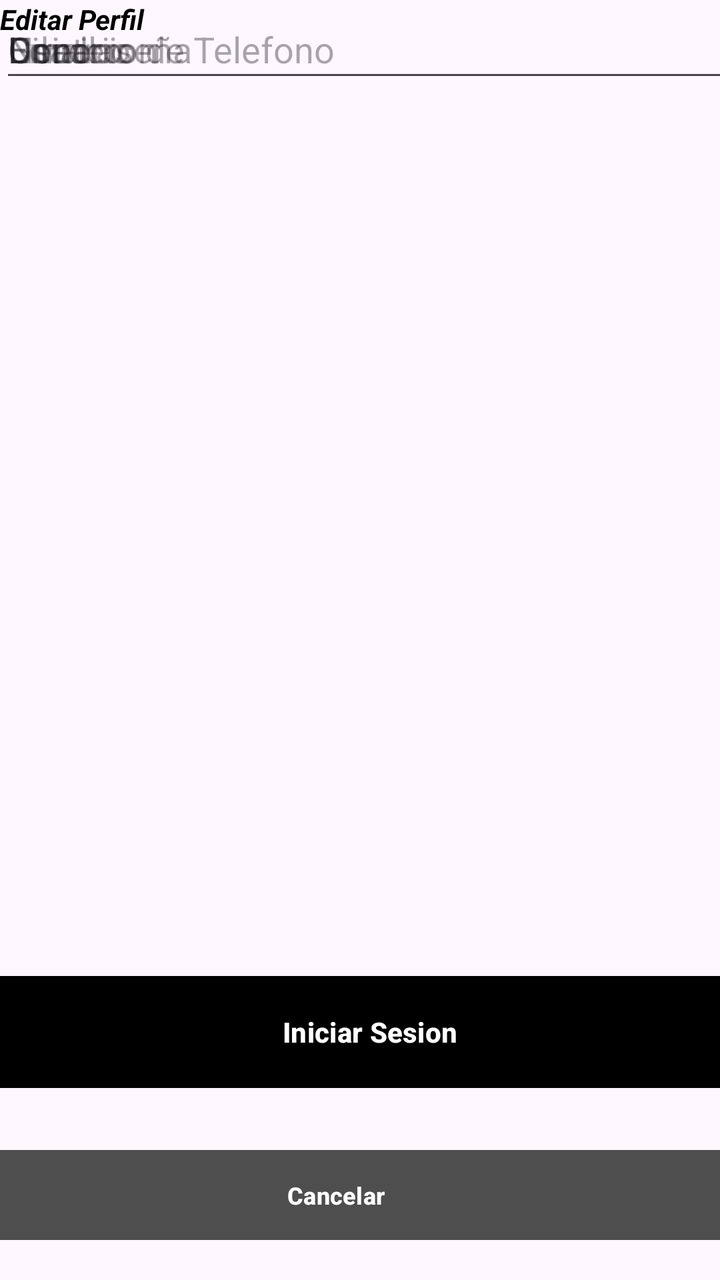
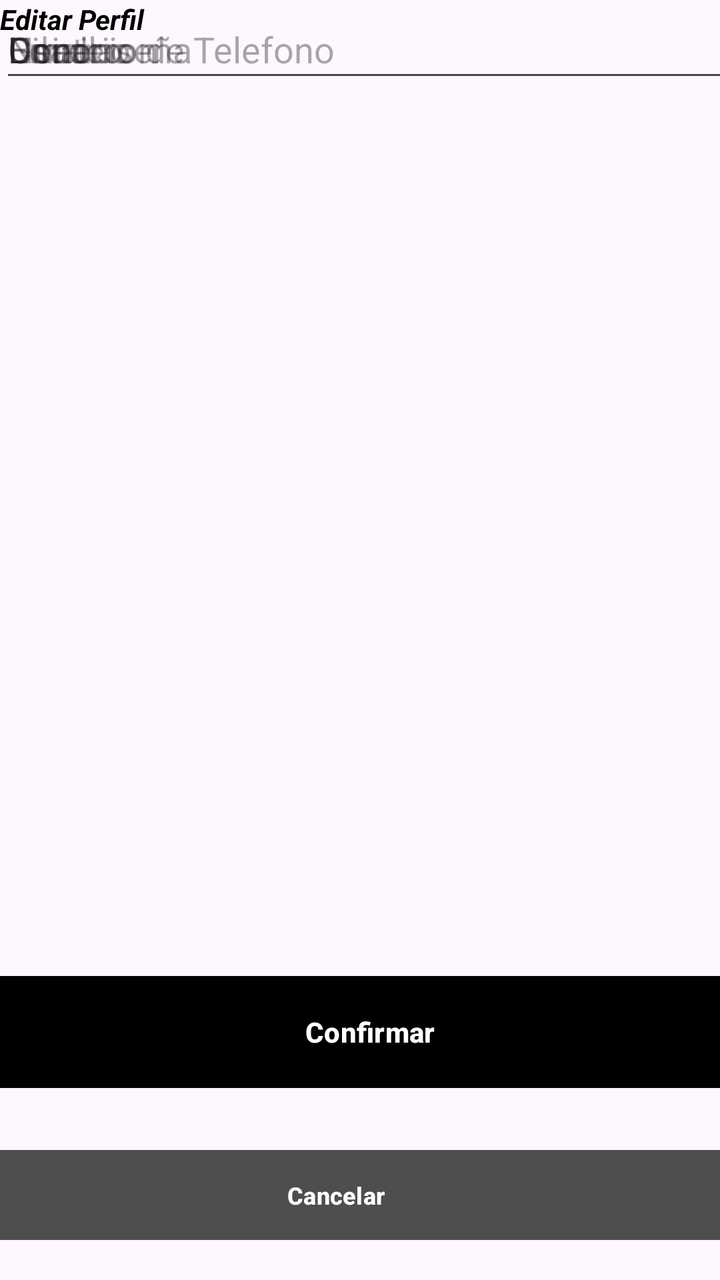

Before-and-after screenshots of an Android layout around one commit, followed by the original layout XML and the change that was made.
<!-- AndroidManifest.xml: application theme Theme.MobilesVC -->
<!-- res/layout/user_edit_view.xml -->
<?xml version="1.0" encoding="utf-8"?>
<androidx.constraintlayout.widget.ConstraintLayout xmlns:android="http://schemas.android.com/apk/res/android"
    xmlns:app="http://schemas.android.com/apk/res-auto"
    xmlns:tools="http://schemas.android.com/tools"
    android:layout_width="match_parent"
    android:layout_height="match_parent">

    <com.google.android.material.textfield.TextInputEditText
        android:id="@+id/vGeneroEdit"
        android:layout_width="364dp"
        android:layout_height="46dp"
        android:hint="Genero"
        tools:layout_editor_absoluteX="16dp"
        tools:layout_editor_absoluteY="453dp" />

    <com.google.android.material.textfield.TextInputEditText
        android:id="@+id/vEdadEdit"
        android:layout_width="364dp"
        android:layout_height="46dp"
        android:hint="Edad"
        tools:layout_editor_absoluteX="16dp"
        tools:layout_editor_absoluteY="512dp" />

    <com.google.android.material.textfield.TextInputEditText
        android:id="@+id/vDniEdit"
        android:layout_width="364dp"
        android:layout_height="46dp"
        android:hint="Dni"
        tools:layout_editor_absoluteX="16dp"
        tools:layout_editor_absoluteY="399dp" />

    <com.google.android.material.textfield.TextInputEditText
        android:id="@+id/vEmailRegister3"
        android:layout_width="364dp"
        android:layout_height="46dp"
        android:hint="Email"
        tools:layout_editor_absoluteX="16dp"
        tools:layout_editor_absoluteY="342dp" />

    <Button
        android:id="@+id/vCrearUsuario2"
        android:layout_width="387dp"
        android:layout_height="64dp"
        android:layout_marginTop="48dp"
        android:layout_marginBottom="92dp"
        android:backgroundTint="@color/primary"
        android:paddingVertical="14dp"
        android:text="Iniciar Sesion"
        android:textStyle="bold"
        app:cornerRadius="@dimen/item_transform_image_length"
        app:layout_constraintBottom_toBottomOf="parent"
        app:layout_constraintEnd_toEndOf="parent"
        app:layout_constraintHorizontal_bias="0.333"
        app:layout_constraintStart_toStartOf="parent"
        app:layout_constraintTop_toBottomOf="@+id/etClave" />

    <com.google.android.material.textfield.TextInputEditText
        android:id="@+id/vDireccionEdit"
        android:layout_width="364dp"
        android:layout_height="46dp"
        android:hint="Direccion"
        tools:layout_editor_absoluteX="16dp"
        tools:layout_editor_absoluteY="220dp" />

    <com.google.android.material.textfield.TextInputEditText
        android:id="@+id/vPasswordEdit"
        android:layout_width="364dp"
        android:layout_height="46dp"
        android:hint="Contraseña"
        tools:layout_editor_absoluteX="16dp"
        tools:layout_editor_absoluteY="157dp" />

    <TextView
        android:id="@+id/textView4"
        android:layout_width="wrap_content"
        android:layout_height="wrap_content"
        android:fontFamily="sans-serif"
        android:text="Editar Perfil"
        android:textColor="#000000"
        android:textStyle="bold|italic"
        tools:layout_editor_absoluteX="139dp"
        tools:layout_editor_absoluteY="32dp"
        tools:textSize="26sp" />

    <Button
        android:id="@+id/vVolverUserEdit"
        android:layout_width="387dp"
        android:layout_height="53dp"
        android:layout_marginHorizontal="24dp"
        android:layout_marginTop="8dp"
        android:layout_marginBottom="16dp"
        android:backgroundTint="#4E4E4E"
        android:paddingVertical="10dp"
        android:text="Cancelar"
        android:textSize="12sp"
        android:textStyle="bold"
        android:visibility="visible"
        app:cornerRadius="@dimen/item_transform_image_length"
        app:layout_constraintBottom_toBottomOf="parent"
        app:layout_constraintEnd_toEndOf="parent"
        app:layout_constraintHorizontal_bias="0.666"
        app:layout_constraintStart_toStartOf="parent"
        app:layout_constraintTop_toBottomOf="@+id/btIniciarSesion" />

    <com.google.android.material.textfield.TextInputEditText
        android:id="@+id/vTelefonoEdit"
        android:layout_width="364dp"
        android:layout_height="46dp"
        android:hint="Numero de Telefono"
        tools:layout_editor_absoluteX="16dp"
        tools:layout_editor_absoluteY="279dp" />

    <com.google.android.material.textfield.TextInputEditText
        android:id="@+id/vNombreEdit"
        android:layout_width="364dp"
        android:layout_height="46dp"
        android:hint="Usuario"
        tools:layout_editor_absoluteX="16dp"
        tools:layout_editor_absoluteY="99dp" />
</androidx.constraintlayout.widget.ConstraintLayout>
<!-- resources referenced by this layout -->
<resources>
  <style name="Theme.MobilesVC" parent="Base.Theme.MobilesVC" />
  <style name="Base.Theme.MobilesVC" parent="Theme.Material3.DayNight.NoActionBar">
          
          
      </style>
</resources>

<!-- the commit's change to res/layout/user_edit_view.xml (unified diff, before → after) -->
@@ -45,7 +45,7 @@
         android:layout_marginBottom="92dp"
         android:backgroundTint="@color/primary"
         android:paddingVertical="14dp"
-        android:text="Iniciar Sesion"
+        android:text="Confirmar"
         android:textStyle="bold"
         app:cornerRadius="@dimen/item_transform_image_length"
         app:layout_constraintBottom_toBottomOf="parent"
